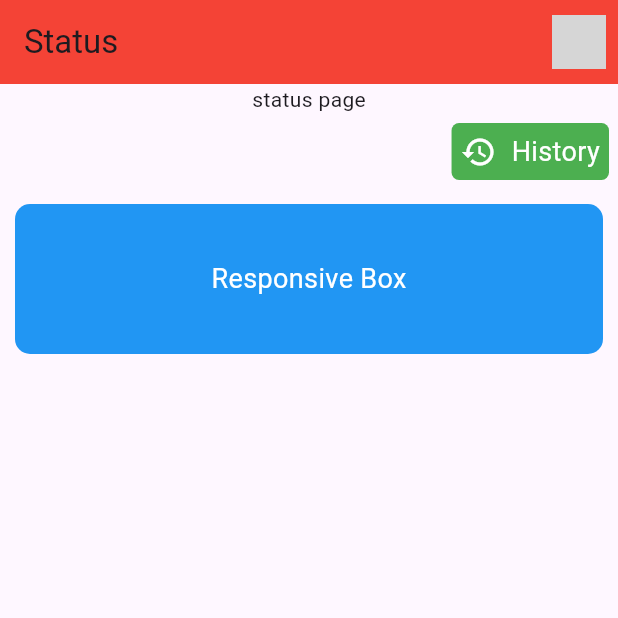
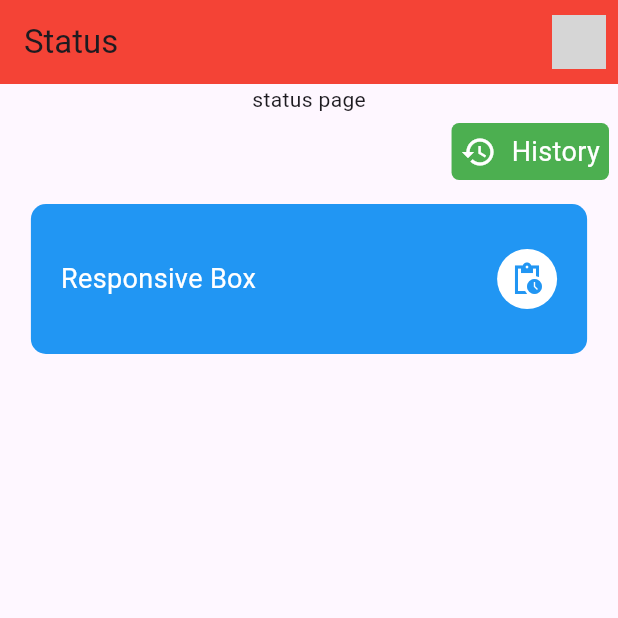
Before and after one commit to MhmdSalman18/Ecomap, a Flutter app: the screen it shows after launch, on a phone screen of 412 x 824 dp, the top half of it. Run offline on Flutter 3.47's test engine with Material 3 defaults, Android fonts, the phone set to English and light mode, and no system bars; our stand-ins replace camera, image_picker; network calls fail; grey boxes are pictures that could not be loaded.

```diff
--- a/lib/status.dart
+++ b/lib/status.dart
@@ -86,16 +86,23 @@ class _StatusPageState extends State<StatusPage> {
               margin: const EdgeInsets.all(10.0),
               padding: const EdgeInsets.all(20.0),
               decoration: BoxDecoration(
-                color: Colors.blue,
-                borderRadius: BorderRadius.circular(10.0),
+              color: Colors.blue,
+              borderRadius: BorderRadius.circular(10.0),
               ),
-              width: MediaQuery.of(context).size.width * 010,
+              width: MediaQuery.of(context).size.width * 0.9,
               height: 100.0,
-              child: const Center(
-                child: Text(
-                  'Responsive Box',
-                  style: TextStyle(color: Colors.white, fontSize: 18.0),
+              child: Row(
+              mainAxisAlignment: MainAxisAlignment.spaceBetween,
+              children: [
+                const Text(
+                'Responsive Box',
+                style: TextStyle(color: Colors.white, fontSize: 18.0),
                 ),
+                CircleAvatar(
+                backgroundColor: Colors.white,
+                child: Icon(Icons.pending_actions_sharp, color: Colors.blue),
+                ),
+              ],
               ),
             ),
           ],
```
